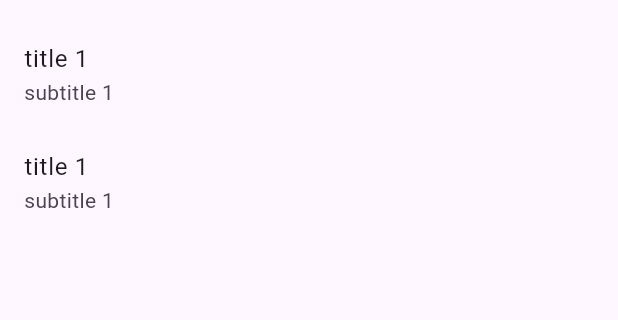
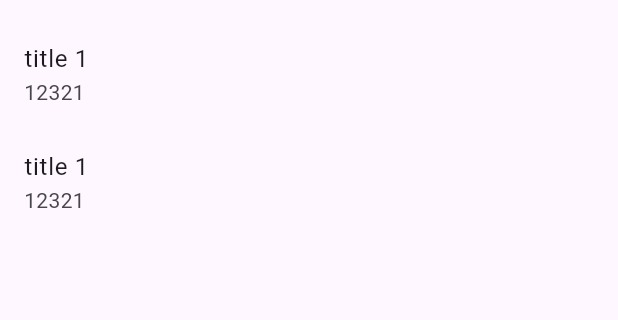
Before and after one commit to yoonjikimkr/todolist_flutter, a Flutter app: the screen it shows after launch, on a phone screen of 412 x 824 dp, the part 63-383 px from its top. Run offline on Flutter 3.47's test engine with Material 3 defaults, Android fonts, the phone set to English and light mode, and no system bars.

Commit message:
feat: Add todo.title and todo.dateTime - time, dateTime 객체, Constructor, List 타입의 todos 생성, todos.map(ListTile).toList(),

```diff
--- a/lib/list_screen.dart
+++ b/lib/list_screen.dart
@@ -1,8 +1,25 @@
 import 'package:flutter/material.dart';
 import 'package:todolist/create_screen.dart';
+import 'package:todolist/todo.dart';
 
-class ListScreen extends StatelessWidget {
+class ListScreen extends StatefulWidget {
   const ListScreen({Key? key}) : super(key: key);
+
+  @override
+  State<ListScreen> createState() => _ListScreenState();
+}
+
+class _ListScreenState extends State<ListScreen> {
+  final todos = [
+    Todo(
+      title: 'title 1',
+      dateTime: 12321,
+    ),
+    Todo(
+      title: 'title 1',
+      dateTime: 12321,
+    ),
+  ];
 
   @override
   Widget build(BuildContext context) {
@@ -11,16 +28,12 @@ class ListScreen extends StatelessWidget {
         title: const Text('To Do List'),
       ),
       body: ListView(
-        children: const [
-          ListTile(
-            title: Text('title 1'),
-            subtitle: Text('subtitle 1'),
-          ),
-          ListTile(
-            title: Text('title 1'),
-            subtitle: Text('subtitle 1'),
-          ),
-        ],
+        children: todos
+            .map((todo) => ListTile(
+          title: Text(todo.title),
+          subtitle: Text('${todo.dateTime}'),
+        ))
+            .toList(),
       ),
       floatingActionButton: FloatingActionButton(
         onPressed: (){
--- /dev/null
+++ b/lib/todo.dart
@@ -0,0 +1,9 @@
+class Todo {
+  String title;
+  int dateTime;
+
+  Todo({
+    required this.title,
+    required this.dateTime,
+  });
+}
```
Also changed, not shown: lib/create_screen.dart (+7 -8 lines).
